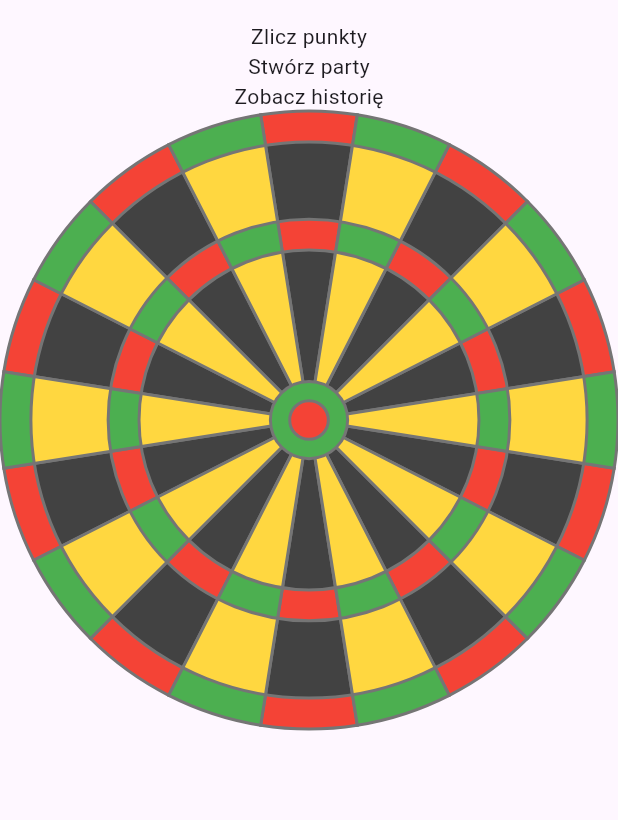
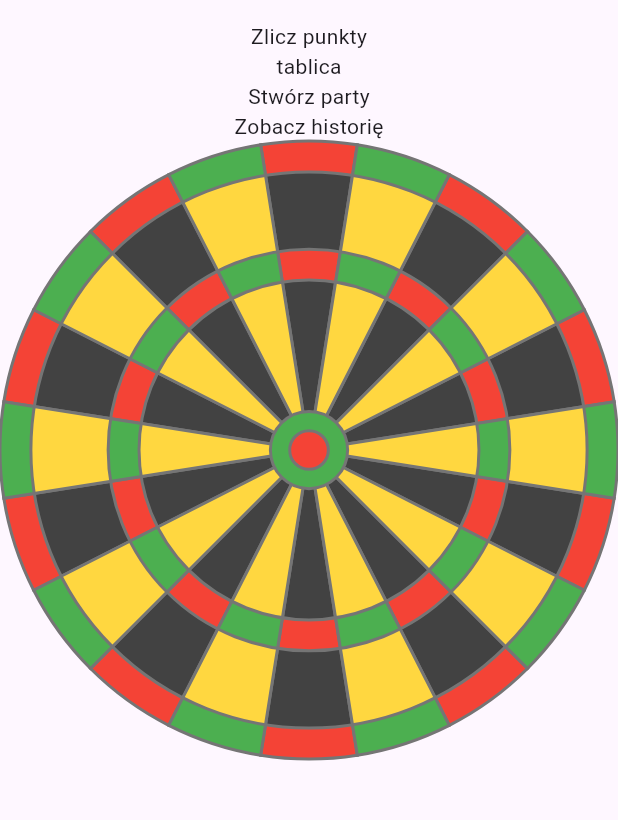
Before and after one commit to Owczany/dart-tracker, a Flutter app: the screen it shows after launch, on a phone screen of 412 x 824 dp, the part 63-883 px from its top. Run offline on Flutter 3.47's test engine with Material 3 defaults, Android fonts, the phone set to English and light mode, and no system bars; generated files the repository leaves out were written again.

Commit message:
Język działa
działa

```diff
--- /dev/null
+++ b/l10n.yaml
@@ -0,0 +1,3 @@
+arb-dir: lib/l10n
+template-arb-file: app_en.arb
+output-localization-file: app_localizations.dart
--- a/lib/app.dart
+++ b/lib/app.dart
@@ -1,6 +1,7 @@
 import 'package:darttracker/screens/home_screen.dart';
 import 'package:flutter/material.dart';
-import 'package:flutter_localizations/flutter_localizations.dart';
+import 'package:flutter_gen/gen_l10n/app_localizations.dart';
+// import 'package:flutter_localizations/flutter_localizations.dart';
 
 class App extends StatelessWidget {
   const App({super.key});
@@ -9,7 +10,12 @@ class App extends StatelessWidget {
   Widget build(BuildContext context) {
     return MaterialApp(
       title: 'Flutter Demo',
-      localizationsDelegates: [],
+      localizationsDelegates: AppLocalizations.localizationsDelegates,
+      supportedLocales: const [
+        Locale('pl'),
+        Locale('en')
+      ],
+      locale: const Locale('pl'),
       theme: ThemeData(
         colorScheme: ColorScheme.fromSeed(seedColor: Colors.deepPurple),
         useMaterial3: true,
--- /dev/null
+++ b/lib/l10n/app_pl.arb
@@ -0,0 +1,5 @@
+{
+    "helloWorld": "Witaj świecie!",
+    "hello": "Witaj {name}",
+    "dartboard": "tablica"
+}
--- a/lib/screens/home_screen.dart
+++ b/lib/screens/home_screen.dart
@@ -1,5 +1,7 @@
 import 'package:darttracker/views/widgets/dart_board/dartboard.dart';
 import 'package:flutter/material.dart';
+import 'package:flutter_gen/gen_l10n/app_localizations.dart';
+
 
 class HomeScreen extends StatefulWidget {
   const HomeScreen({super.key});
@@ -22,12 +24,14 @@ class _HomeScreenState extends State<HomeScreen> {
           )
         ],
       ),
-      body: const Column(
+      body: Column(
         children: [
           // Zlicz punkty
           Center(
             child: Text('Zlicz punkty'),
           ),
+
+          Center(child: Text(AppLocalizations.of(context)!.dartboard),),
 
           // Stwórz party
           Center(child: Text('Stwórz party')),
--- a/pubspec.yaml
+++ b/pubspec.yaml
@@ -56,6 +56,7 @@ dev_dependencies:
 
 # The following section is specific to Flutter packages.
 flutter:
+  generate: true
 
   # The following line ensures that the Material Icons font is
   # included with your application, so that you can use the icons in
```
Also changed, not shown: lib/l10n/app_en.arb (added, +22 -0 lines).
